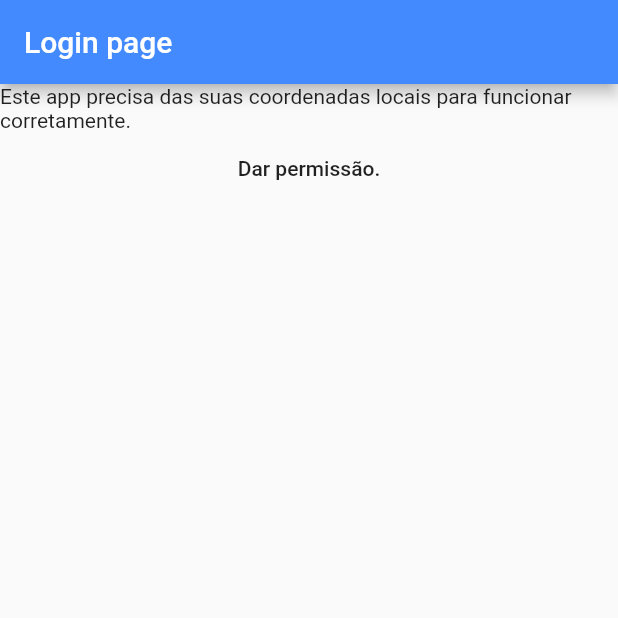
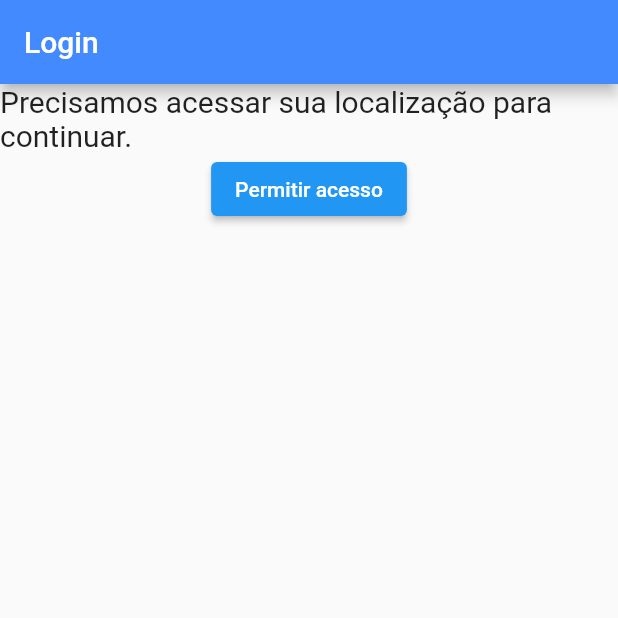
Before and after one commit to NegoPrograma/gamer-tinder, a Flutter app: the screen it shows after launch, on a phone screen of 412 x 824 dp, the top half of it. Run offline on Flutter 3.47's test engine with Material 2 defaults, Android fonts, the phone set to English and light mode, and no system bars; our stand-ins replace cloud_firestore, firebase_auth, firebase_core, firebase_storage, flutter_signin_button, geolocator and 2 more; missing offline and left inert: location_permissions; accounts and stored records are empty.

Commit message:
Mudanças na aparencia das pagina de login

```diff
--- a/lib/login.dart
+++ b/lib/login.dart
@@ -16,9 +16,9 @@ class Login extends StatefulWidget {
    */
 
   TextEditingController _emailController =
-      TextEditingController(text: "teste@teste.com");
+      TextEditingController(text: "");
   TextEditingController _passwordController =
-      TextEditingController(text: "tester");
+      TextEditingController(text: "");
 
   @override
   _LoginState createState() => _LoginState();
@@ -47,6 +47,7 @@ class _LoginState extends State<Login> {
         demandPermissionWidget = loginPage;
       });
     }
+    print(permission);
   }
 
   @override
@@ -56,19 +57,25 @@ class _LoginState extends State<Login> {
       padding: EdgeInsets.all(16),
       child: Column(
         children: [
-          TextField(controller: widget._emailController),
-          TextField(controller: widget._passwordController),
-          FlatButton(
-              onPressed: () => signIn(widget._emailController.text,
-                  widget._passwordController.text),
-              child: Text("Logar no sistema.")),
+          TextField(controller: widget._emailController, decoration: InputDecoration(
+              labelText: 'Email'
+          )),
+          TextField(controller: widget._passwordController, decoration: InputDecoration(
+              labelText: 'Senha'
+          ),
+          obscureText: true,),
+          ElevatedButton(
+              onPressed: () => signIn(widget._emailController.value.text,
+                  widget._passwordController.value.text),
+              child: Text("Logar no sistema")
+              ),
           FlatButton(
             onPressed: () => enterRegisterScreen(this.context),
             child: Text("Registrar-se"),
           ),
           SignInButton(
             Buttons.Google,
-            text: "Entrar via Google Email.",
+            text: "Entrar com Google",
             onPressed: () => googleSignIn(),
           )
         ],
@@ -79,10 +86,12 @@ class _LoginState extends State<Login> {
       child: Column(
         children: [
           Text(
-              "Este app precisa das suas coordenadas locais para funcionar corretamente."),
-          FlatButton(
+              "Precisamos acessar sua localização para continuar.",
+              style: TextStyle(fontSize: 20)
+              ),
+          ElevatedButton(
             onPressed: () => requirePermission(),
-            child: Text("Dar permissão."),
+              child: Text("Permitir acesso"),
           ),
         ],
       ),
@@ -95,6 +104,7 @@ class _LoginState extends State<Login> {
   }
 
   void signIn(email, password) async {
+    print(email + password);
     await FirebaseAuth.instance
         .signInWithEmailAndPassword(email: email, password: password);
     enterHomeScreen(this.context);
@@ -105,7 +115,7 @@ class _LoginState extends State<Login> {
     FirebaseFirestore db = FirebaseFirestore.instance;
     User user = credential.user;
     Position userPos = await Geolocator.getCurrentPosition(
-        desiredAccuracy: LocationAccuracy.high);
+        desiredAccuracy: LocationAccuracy.lowest);
     Map<String, dynamic> data = {
       "id": user.uid,
       "email": user.email,
@@ -150,7 +160,7 @@ class _LoginState extends State<Login> {
   Widget build(BuildContext context) {
     return Scaffold(
       appBar: AppBar(
-        title: Text("Login page"),
+        title: Text("Login"),
         backgroundColor: Colors.blueAccent,
       ),
       body: demandPermissionWidget,
```
Also changed, not shown: lib/register.dart (+19 -16 lines), 2 other files.
